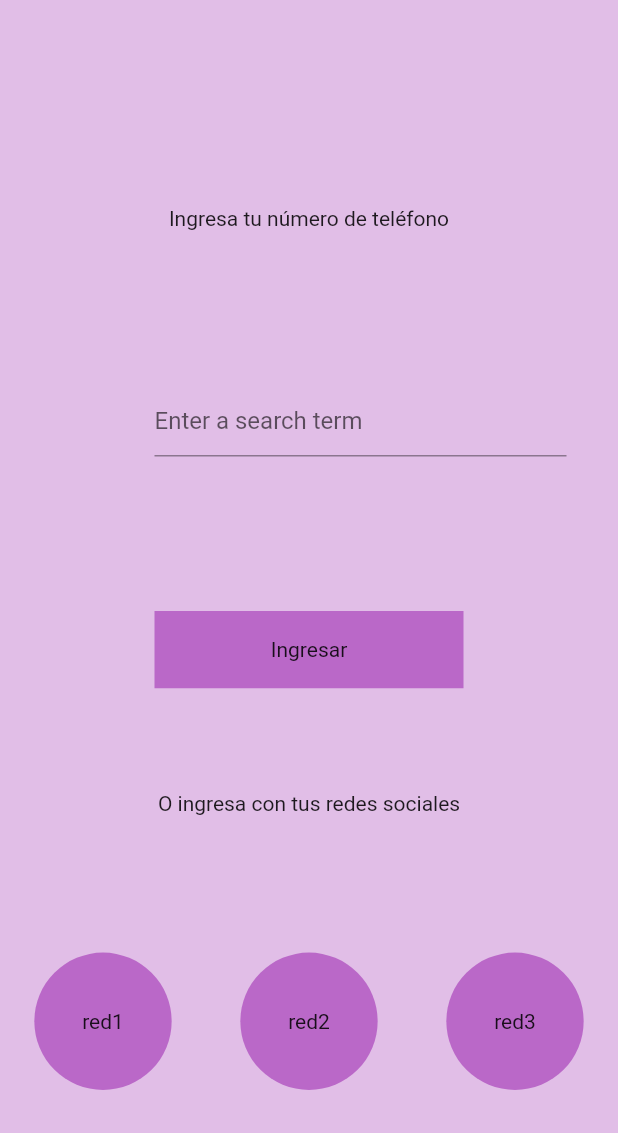
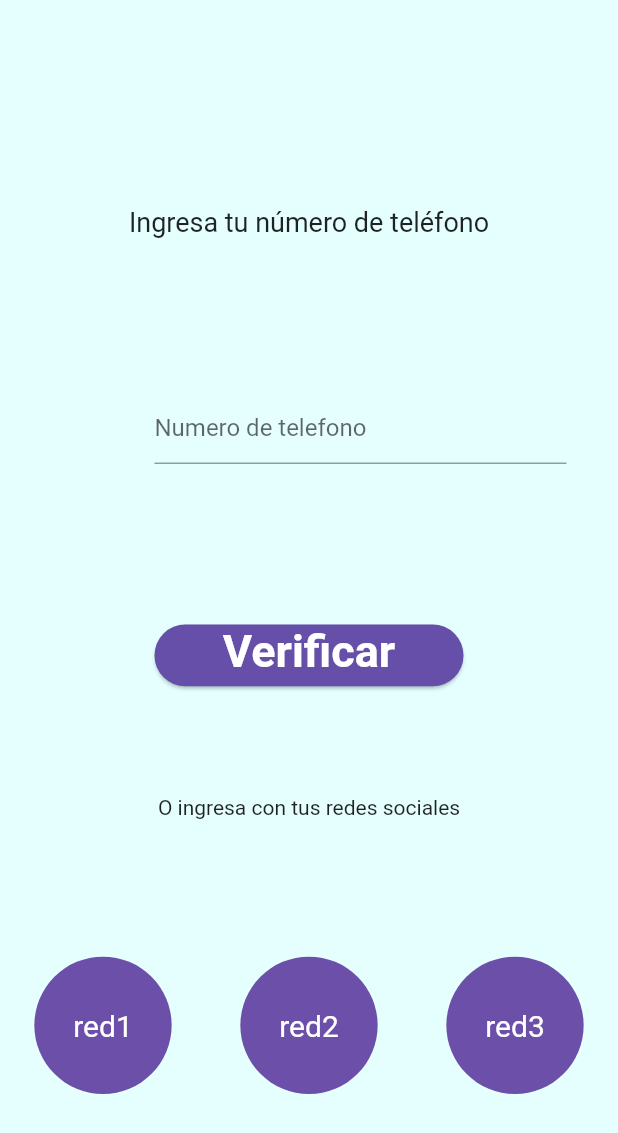
Before and after one commit to FabianFeo/Noestasola, a Flutter app: the screen it shows after launch, after a tap on "usuario", on a phone screen of 412 x 824 dp. Shown: the top 1133 px of the screen. Run offline on Flutter 3.47's test engine with Material 2 defaults, Android fonts, the phone set to English and light mode, and no system bars; drawn by our look-alikes of bouncing_widget; our stand-ins replace cloud_firestore, firebase_core, flare_flutter, google_maps_flutter, pin_code_fields; missing offline and left inert: beauty_textfield; accounts and stored records are empty.

Commit message:
Visual 2

```diff
--- a/lib/src/view/firstPage.dart
+++ b/lib/src/view/firstPage.dart
@@ -17,7 +17,7 @@ class _FirstPageState extends State<FirstPage> {
     width = MediaQuery.of(context).size.width;
     return Container(
       child: Scaffold(
-        backgroundColor: Colors.purple[100],
+        backgroundColor: Color.fromRGBO(229, 255, 255, 1),
         body: Container(
           margin: EdgeInsets.only(top: height / 8),
           child: SingleChildScrollView(
@@ -28,11 +28,17 @@ class _FirstPageState extends State<FirstPage> {
                     height: height / 3,
                     width: width / 3,
                     decoration: new BoxDecoration(
-                      color: Colors.purple[400],
+                      color: Color.fromRGBO(101, 79, 168, 1),
                       shape: BoxShape.circle,
                     ),
                     child: Center(
-                      child: Text("logo"),
+                      child: Text(
+                        "Logo",
+                        style: TextStyle(
+                            color: Color.fromRGBO(255, 255, 255, 1),
+                            fontSize: 24,
+                            fontFamily: 'Gotham Rounded Medium'),
+                      ),
                     )),
                 Container(
                   alignment: Alignment.center,
@@ -45,11 +51,16 @@ class _FirstPageState extends State<FirstPage> {
                             height: height / 9,
                             width: width / 9,
                             decoration: new BoxDecoration(
-                              color: Colors.purple[300],
+                              color: Color.fromRGBO(101, 79, 168, 1),
                               shape: BoxShape.circle,
                             ),
                             child: Center(
-                              child: Text("conductora"),
+                              child: Text(
+                                "conductora",
+                                style: TextStyle(
+                                    color: Color.fromRGBO(255, 255, 255, 1),
+                                    fontSize: 12),
+                              ),
                             )),
                       ),
                       GestureDetector(
@@ -68,11 +79,14 @@ class _FirstPageState extends State<FirstPage> {
                               height: height / 9,
                               width: width / 9,
                               decoration: new BoxDecoration(
-                                color: Colors.purple[300],
+                                color: Color.fromRGBO(101, 79, 168, 1),
                                 shape: BoxShape.circle,
                               ),
                               child: Center(
-                                child: Text("usuario"),
+                                child: Text("usuario",
+                                style: TextStyle(
+                                    color: Color.fromRGBO(255, 255, 255, 1),
+                                    fontSize: 12),),
                               )),
                         ),
                       )
--- a/lib/src/view/index.dart
+++ b/lib/src/view/index.dart
@@ -32,7 +32,7 @@ class _IndexState extends State<Index> {
     width = MediaQuery.of(context).size.width;
     return Container(
       child: Scaffold(
-        backgroundColor: Colors.purple[100],
+        backgroundColor: Color.fromRGBO(229, 255, 255, 1),
         body: SingleChildScrollView(
           child: Container(
             margin: EdgeInsets.only(top: height / 8),
--- a/lib/src/view/usuarioLogin.dart
+++ b/lib/src/view/usuarioLogin.dart
@@ -1,5 +1,6 @@
-import 'package:NoEstasSola/src/codigoverificacion.dart';
+import 'package:NoEstasSola/src/view/codigoverificacion.dart';
 import 'package:NoEstasSola/src/view/index.dart';
+import 'package:bouncing_widget/bouncing_widget.dart';
 import 'package:flutter/material.dart';
 
 class UsuarioLogin extends StatefulWidget {
@@ -19,14 +20,17 @@ class _UsuarioLoginState extends State<UsuarioLogin> {
     width = MediaQuery.of(context).size.width;
     return Container(
       child: Scaffold(
-        backgroundColor: Colors.purple[100],
+        backgroundColor: Color.fromRGBO(229, 255, 255, 1),
         body: Container(
           margin: EdgeInsets.only(top: height / 6),
           child: SingleChildScrollView(
             child: Column(
               children: [
                 Container(
-                  child: Text("Ingresa tu número de teléfono"),
+                  child: Text(
+                    "Ingresa tu número de teléfono",
+                    style: TextStyle(fontSize: 18),
+                  ),
                   margin: EdgeInsets.only(bottom: height / 8),
                 ),
                 Container(
@@ -40,40 +44,44 @@ class _UsuarioLoginState extends State<UsuarioLogin> {
                           width: width / 1.5,
                           child: TextField(
                             onChanged: (value) => inputNumeroTelefono = value,
-                            decoration: InputDecoration(
-                                hintText: 'Enter a search term'),
+                            decoration:
+                                InputDecoration(hintText: 'Numero de telefono'),
                           ),
                         ))
                       ],
                     )),
-                Container(
-                  margin: EdgeInsets.only(bottom: height / 12),
-                  width: width,
-                  child: Center(
-                    child: GestureDetector(
-                      child: SizedBox(
-                        child: Container(
-                          height: height / 16,
-                          width: width / 2,
-                          alignment: Alignment.center,
-                          decoration: BoxDecoration(
-                              color: Colors.purple[300],
-                              shape: BoxShape.rectangle),
-                          child: Center(
-                            child: Text('Ingresar'),
-                          ),
-                        ),
+                    Container(
+                      margin: EdgeInsets.only(bottom: height / 12),
+
+                      child: BouncingWidget(
+                  duration: Duration(milliseconds: 100),
+                  scaleFactor: 1.5,
+                  onPressed: () {
+                    Navigator.of(context).pop();
+                    Navigator.push(
+                      context,
+                      MaterialPageRoute(
+                        builder: (context) => CodigoVerificacion()));
+                  },
+                  child: Card(
+                    shape: RoundedRectangleBorder(
+                      borderRadius: BorderRadius.circular(50.0),
+                    ),
+                    color: Color.fromRGBO(101, 79, 168, 1),
+                    child: Container(
+                      width: width / 2,
+                      height: height / 20,
+                      child: Text(
+                        "Verificar",
+                        textAlign: TextAlign.center,
+                        style: TextStyle(
+                            color: Color.fromRGBO(255, 255, 255, 1),
+                            fontWeight: FontWeight.bold,
+                            fontSize: 30),
                       ),
-                      onTap: () => {
-                        Navigator.of(context).pop(),
-                        Navigator.push(
-                          context,
-                          MaterialPageRoute(builder: (context) => CodigoVerificacion()),
-                          ),
-                      },
                     ),
-                  ),
-                ),
+                  )),
+                    ),
                 Container(
                   margin: EdgeInsets.only(bottom: height / 9),
                   child: Text("O ingresa con tus redes sociales"),
@@ -91,11 +99,14 @@ class _UsuarioLoginState extends State<UsuarioLogin> {
                               height: height / 9,
                               width: width / 9,
                               decoration: new BoxDecoration(
-                                color: Colors.purple[300],
+                                color: Color.fromRGBO(107, 79, 168, 1),
                                 shape: BoxShape.circle,
                               ),
                               child: Center(
-                                child: Text("red1"),
+                                child: Text("red1",
+                                    style: TextStyle(
+                                        color: Color.fromRGBO(255, 255, 255, 1),
+                                        fontSize: 20)),
                               )),
                         ),
                         onTap: () => {
@@ -113,11 +124,14 @@ class _UsuarioLoginState extends State<UsuarioLogin> {
                             height: height / 9,
                             width: width / 9,
                             decoration: new BoxDecoration(
-                              color: Colors.purple[300],
+                              color: Color.fromRGBO(107, 79, 168, 1),
                               shape: BoxShape.circle,
                             ),
                             child: Center(
-                              child: Text("red2"),
+                              child: Text("red2",
+                                  style: TextStyle(
+                                      color: Color.fromRGBO(255, 255, 255, 1),
+                                      fontSize: 20)),
                             )),
                       ),
                       SizedBox(
@@ -127,11 +141,14 @@ class _UsuarioLoginState extends State<UsuarioLogin> {
                             height: height / 9,
                             width: width / 9,
                             decoration: new BoxDecoration(
-                              color: Colors.purple[300],
+                              color: Color.fromRGBO(107, 79, 168, 1),
                               shape: BoxShape.circle,
                             ),
                             child: Center(
-                              child: Text("red3"),
+                              child: Text("red3",
+                                  style: TextStyle(
+                                      color: Color.fromRGBO(255, 255, 255, 1),
+                                      fontSize: 20)),
                             )),
                       )
                     ],
```
Also changed, not shown: lib/src/codigoverificacion.dart (deleted, +0 -93 lines), lib/src/view/InformacionPersonal.dart (added, +168 -0 lines), lib/src/view/codigoverificacion.dart (added, +127 -0 lines), lib/src/view/documento.dart (added, +19 -0 lines), pubspec.yaml (+19 -0 lines), fonts/GothamRounded-Bold.otf (added), fonts/GothamRounded-BoldItalic.otf (added), fonts/GothamRounded-Book.otf (added), fonts/GothamRounded-BookItalic.otf (added), fonts/GothamRounded-Light.otf (added), fonts/GothamRounded-LightItalic.otf (added), fonts/GothamRounded-Medium.otf (added), fonts/GothamRounded-MediumItalic.otf (added), fonts/GothamRoundedBold_21016.ttf (added), 4 more files.
